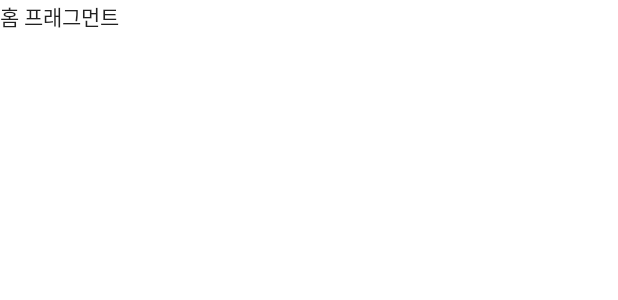
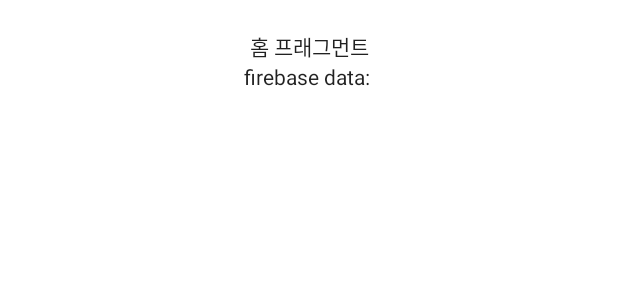
Before and after one commit to cyl0424/TadaInu, an Android app: the layout fragment_home.xml on its own in the app's theme, with its tools: preview values and no code run, on a phone screen of 412 x 824 dp. Shown: the top 300 px of the screen. Run offline under Robolectric (Android 15) with nearby library versions, the phone set to English and light mode, and no system bars.

Commit message:
connect to firebase

```diff
--- a/app/src/main/res/layout/fragment_home.xml
+++ b/app/src/main/res/layout/fragment_home.xml
@@ -1,14 +1,34 @@
 <?xml version="1.0" encoding="utf-8"?>
 <FrameLayout xmlns:android="http://schemas.android.com/apk/res/android"
+    xmlns:app="http://schemas.android.com/apk/res-auto"
     xmlns:tools="http://schemas.android.com/tools"
     android:layout_width="match_parent"
     android:layout_height="match_parent"
     tools:context=".homeFeat.HomeFragment">
 
     <!-- TODO: Update blank fragment layout -->
-    <TextView
+    <androidx.constraintlayout.widget.ConstraintLayout
         android:layout_width="match_parent"
-        android:layout_height="match_parent"
-        android:text="홈 프래그먼트" />
+        android:layout_height="match_parent">
+
+        <TextView
+            android:id="@+id/textView"
+            android:layout_width="wrap_content"
+            android:layout_height="wrap_content"
+            android:layout_marginTop="20dp"
+            android:text="홈 프래그먼트"
+            app:layout_constraintEnd_toEndOf="parent"
+            app:layout_constraintStart_toStartOf="parent"
+            app:layout_constraintTop_toTopOf="parent" />
+
+        <TextView
+            android:id="@+id/firebase_test"
+            android:layout_width="wrap_content"
+            android:layout_height="wrap_content"
+            android:text="firebase data: "
+            app:layout_constraintEnd_toEndOf="@+id/textView"
+            app:layout_constraintStart_toStartOf="@+id/textView"
+            app:layout_constraintTop_toBottomOf="@+id/textView" />
+    </androidx.constraintlayout.widget.ConstraintLayout>
 
 </FrameLayout>
--- a/build.gradle
+++ b/build.gradle
@@ -2,4 +2,5 @@
 plugins {
 id 'com.android.application' version '8.1.1' apply false
     id 'org.jetbrains.kotlin.android' version '1.9.0' apply false
+    id 'com.google.gms.google-services' version '4.4.0' apply false
 }
```
Also changed, not shown: app/build.gradle (+19 -2 lines), app/src/main/java/com/mobileprogramming/tadainu/homeFeat/HomeFragment.kt (+34 -43 lines), 1 other file.
